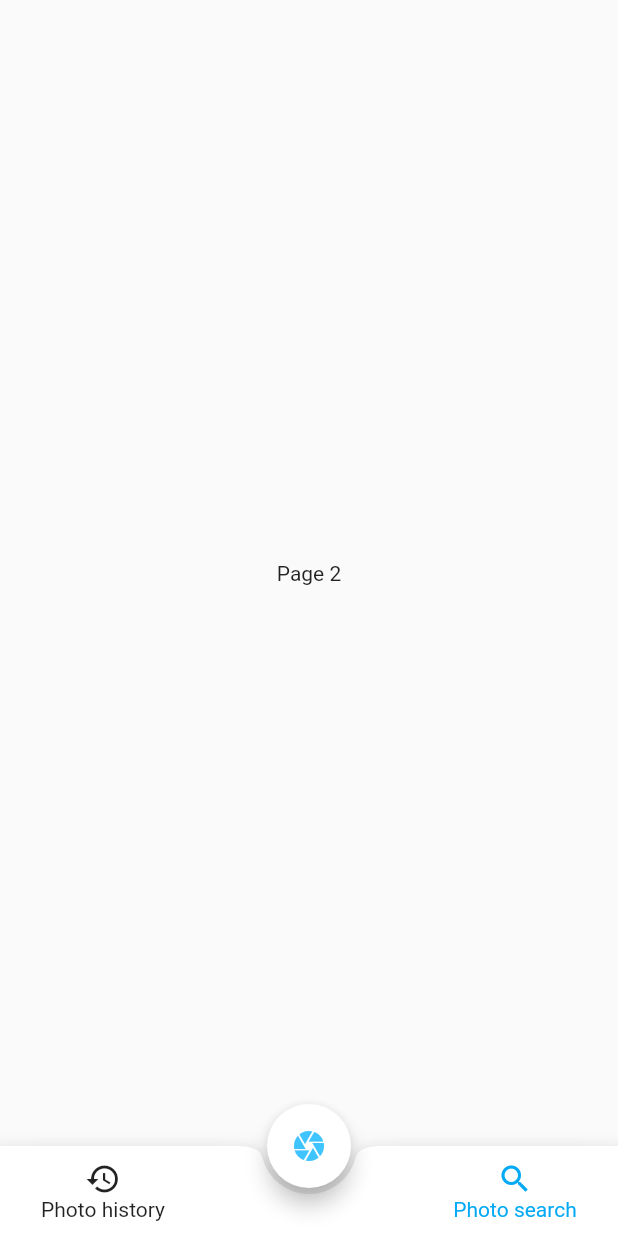
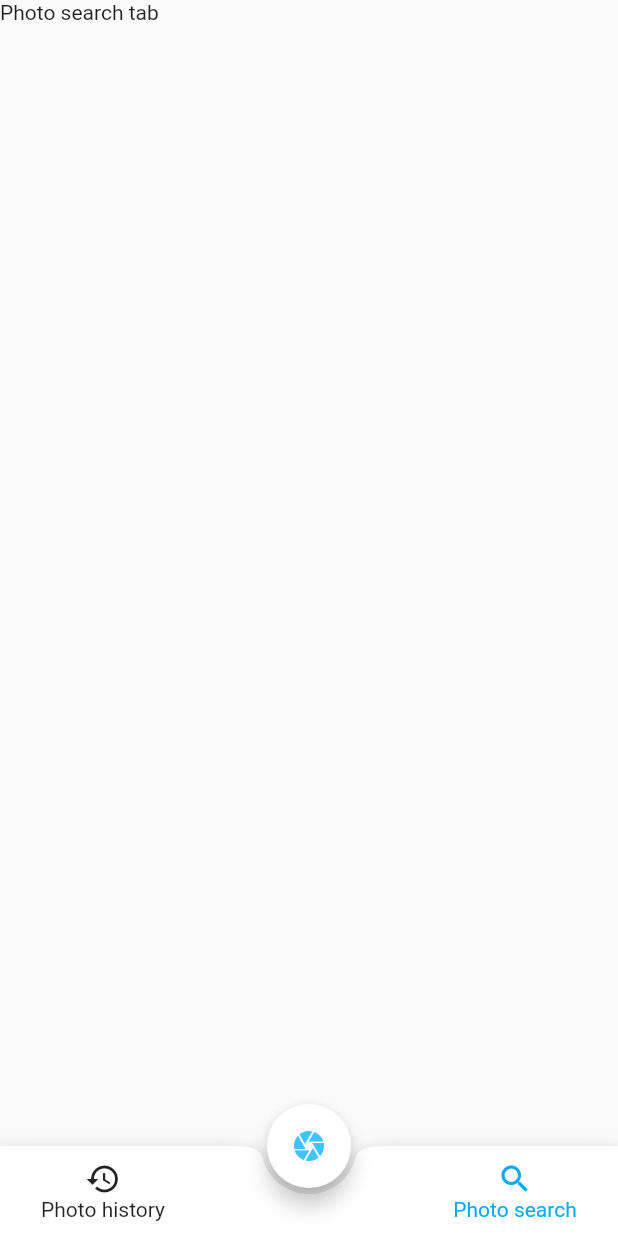
Before and after one commit to MVPWorkshop/timestampphy, a Flutter app: the screen it shows after launch, after a tap on "Photo search", on a phone screen of 412 x 824 dp. Run offline on Flutter 3.47's test engine with Material 2 defaults, Android fonts, the phone set to English and light mode, and no system bars.

Commit message:
Added tab views on home

```diff
--- a/lib/ui/screens/home/home_screen.dart
+++ b/lib/ui/screens/home/home_screen.dart
@@ -1,5 +1,8 @@
 import 'package:flutter/material.dart';
 import 'package:timestampphy/ui/widgets/bottom_tab_navigation.dart';
+import 'package:timestampphy/ui/screens/home/tabs/photo_history.dart';
+import 'package:timestampphy/ui/screens/home/tabs/photo_search.dart';
+
 
 class HomeScreen extends StatefulWidget {
   @override
@@ -25,15 +28,11 @@ class _HomeScreenState extends State<HomeScreen> {
           children: <Widget>[
             Offstage(
               offstage: _selectedTabIndex != 0,
-              child: Center(
-                child: Text("Page 1")
-              )
+              child: PhotoHistoryTab()
             ),
             Offstage(
                 offstage: _selectedTabIndex != 1,
-                child: Center(
-                    child: Text("Page 2")
-                )
+                child: PhotoSearchTab()
             )
           ],
         ),
--- /dev/null
+++ b/lib/ui/screens/home/tabs/photo_history.dart
@@ -0,0 +1,13 @@
+import 'package:flutter/material.dart';
+
+class PhotoHistoryTab extends StatefulWidget {
+  @override
+  _PhotoHistoryTabState createState() => _PhotoHistoryTabState();
+}
+
+class _PhotoHistoryTabState extends State<PhotoHistoryTab> {
+  @override
+  Widget build(BuildContext context) {
+    return Text("Photo history Tab");
+  }
+}
--- /dev/null
+++ b/lib/ui/screens/home/tabs/photo_search.dart
@@ -0,0 +1,13 @@
+import 'package:flutter/material.dart';
+
+class PhotoSearchTab extends StatefulWidget {
+  @override
+  _PhotoSearchTabState createState() => _PhotoSearchTabState();
+}
+
+class _PhotoSearchTabState extends State<PhotoSearchTab> {
+  @override
+  Widget build(BuildContext context) {
+    return Text("Photo search tab");
+  }
+}
```
